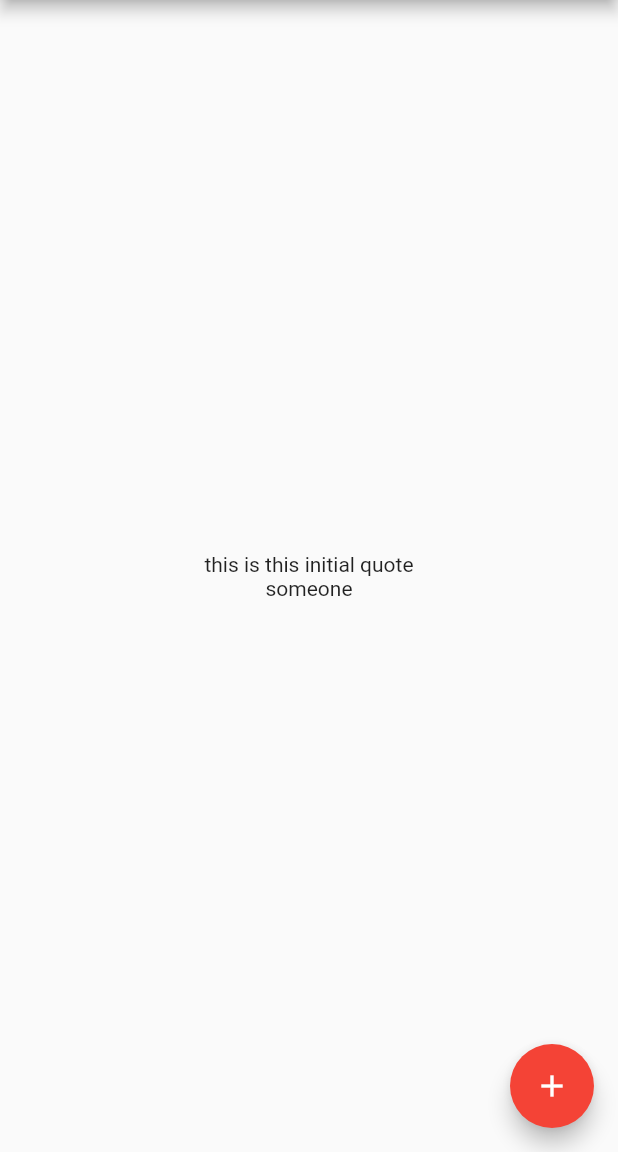
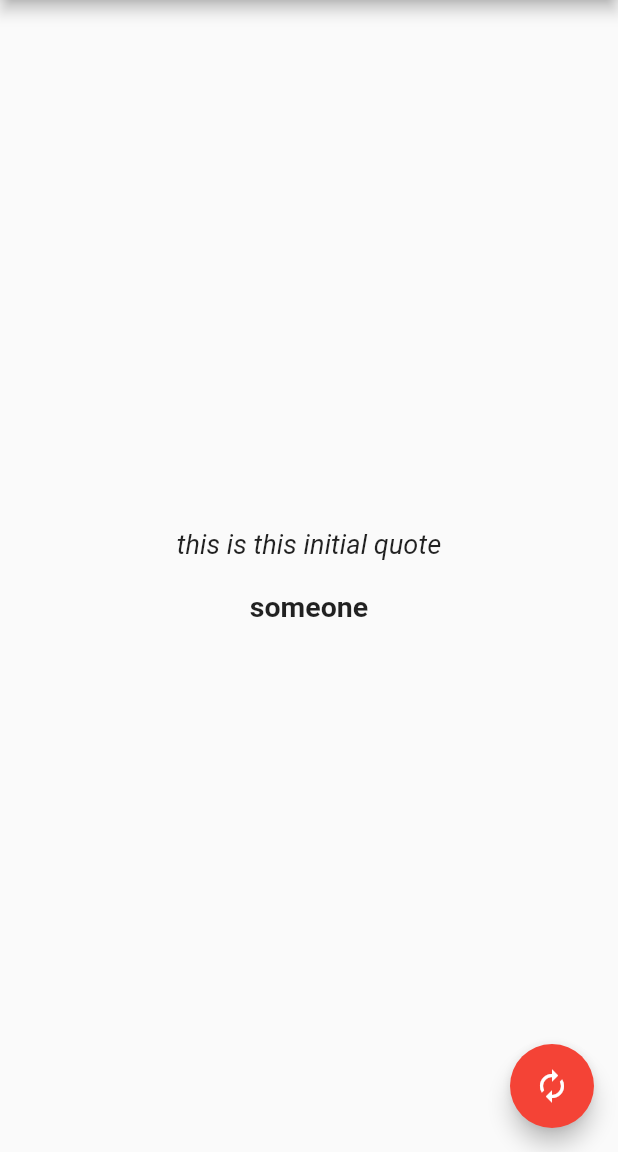
Before and after one commit to joshburnsxyz/quoteoftheday, a Flutter app: the screen it shows after launch, on a phone screen of 412 x 824 dp, the part 84-1236 px from its top. Run offline on Flutter 3.47's test engine with Material 2 defaults, Android fonts, the phone set to English and light mode, and no system bars.

Commit message:
Clean up UI

```diff
--- a/lib/main.dart
+++ b/lib/main.dart
@@ -73,11 +73,19 @@ class _MyHomePageState extends State<MyHomePage> {
         child: Column(
           mainAxisAlignment: MainAxisAlignment.center,
           children: <Widget>[
-            Text(
-              '$_quote'
+            Container(
+              margin: const EdgeInsets.all(10.0),
+              child: Text(
+                '$_quote',
+                style: TextStyle(fontStyle: FontStyle.italic, fontSize: 18),
+              )
             ),
-            Text(
-              '$_author'
+            Container(
+              margin: const EdgeInsets.all(10.0),
+              child: Text(
+                '$_author',
+                style: TextStyle(fontWeight: FontWeight.bold, fontSize: 19),
+              )
             ),
           ],
         ),
@@ -85,7 +93,7 @@ class _MyHomePageState extends State<MyHomePage> {
       floatingActionButton: FloatingActionButton(
         onPressed: newQuote,
         tooltip: 'New Quote',
-        child: const Icon(Icons.add),
+        child: const Icon(Icons.autorenew),
       ), // This trailing comma makes auto-formatting nicer for build methods.
     );
   }
```
